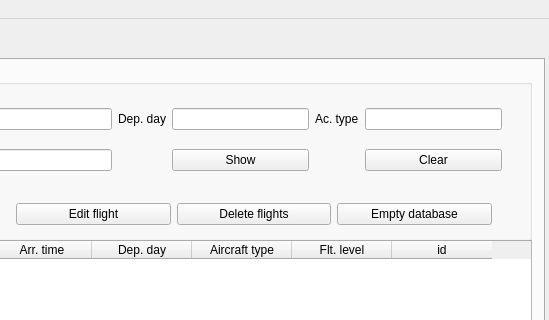
Before: the Qt Designer form ScheduleUi/MainWindow.ui in kantooon/ScheduleViewer, drawn with Qt 5; both pictures show x 521 to 1070 and y 0 to 320 of the 1070 by 740 pixel window.
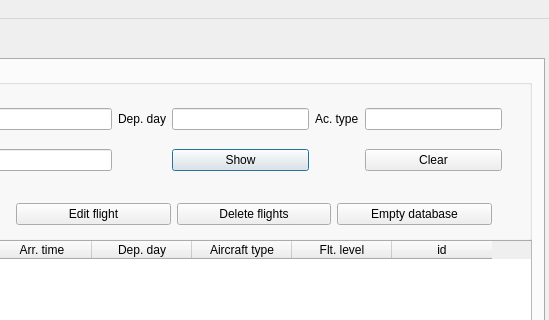
After: the same form once the commit is applied. Icons and pictures are not drawn.

Commit message: added some signals to make Enter activate Show after inputing some filter

Diff of the .ui file:
```diff
--- a/ScheduleUi/MainWindow.ui
+++ b/ScheduleUi/MainWindow.ui
@@ -238,6 +238,12 @@
            <iconset resource="../resources.qrc">
             <normaloff>:/icons/icons/dialog-ok-apply.png</normaloff>:/icons/icons/dialog-ok-apply.png</iconset>
           </property>
+          <property name="autoDefault">
+           <bool>false</bool>
+          </property>
+          <property name="default">
+           <bool>true</bool>
+          </property>
          </widget>
         </item>
         <item row="1" column="9">
```
Left out of the diff: 131 changed lines with no effect on the pictures. The commit also changes 1 other file.
